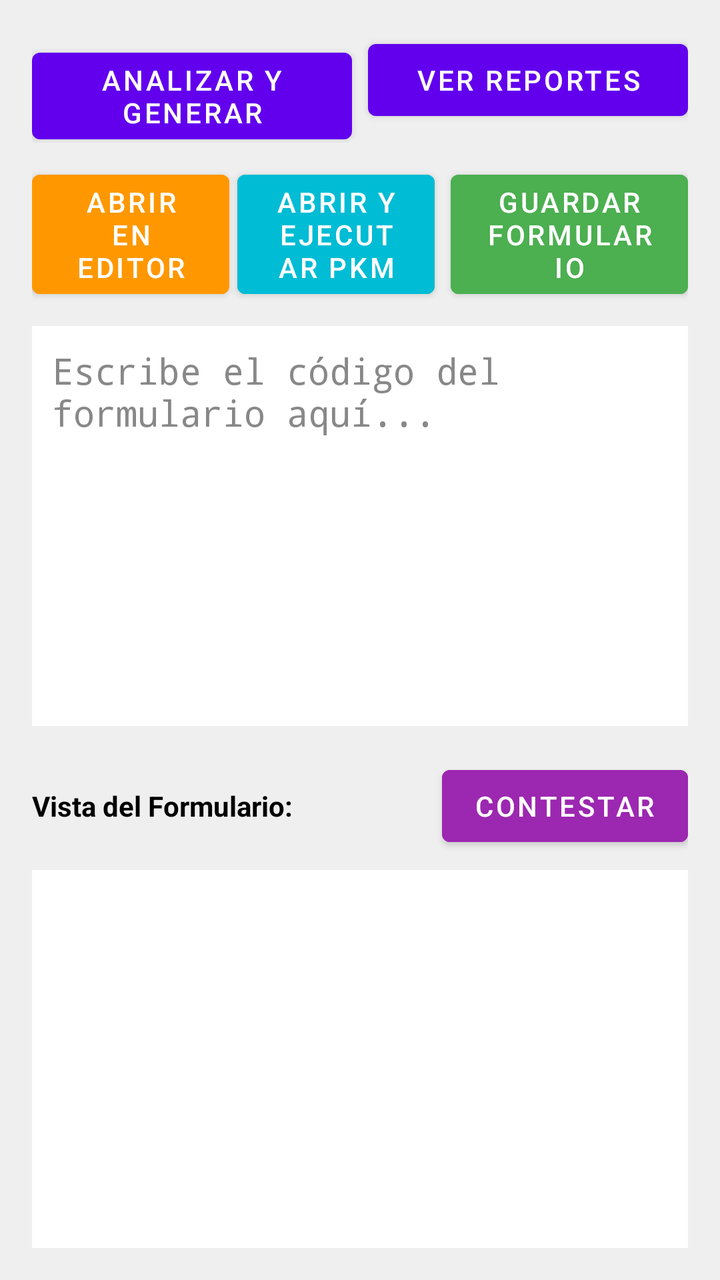
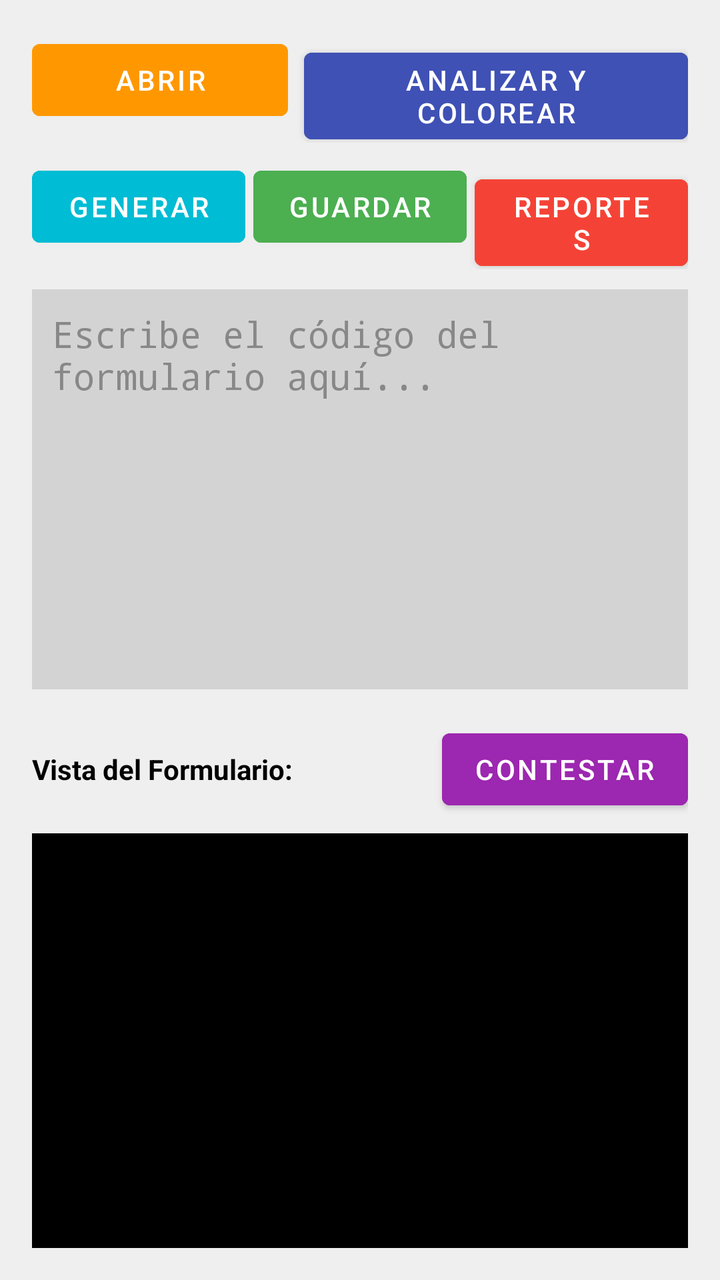

Compare the two renders of this Android layout. The source of the first and the diff that turns it into the second are given below.
<!-- AndroidManifest.xml: application theme Theme.CompiladoresApp -->
<!-- res/layout/activity_main.xml -->
<?xml version="1.0" encoding="utf-8"?>
<LinearLayout xmlns:android="http://schemas.android.com/apk/res/android"
    android:layout_width="match_parent"
    android:layout_height="match_parent"
    android:orientation="vertical"
    android:padding="16dp"
    android:fitsSystemWindows="true"          android:background="#EFEFEF">

    <LinearLayout
        android:layout_width="match_parent"
        android:layout_height="wrap_content"
        android:orientation="horizontal"
        android:layout_marginBottom="10dp">

        <Button
            android:id="@+id/btnAnalizar"
            android:layout_width="0dp"
            android:layout_height="wrap_content"
            android:layout_weight="1"
            android:text="Analizar y Generar"
            android:layout_marginEnd="8dp"/>

        <Button
            android:id="@+id/btnReportes"
            android:layout_width="0dp"
            android:layout_height="wrap_content"
            android:layout_weight="1"
            android:text="Ver Reportes" />
    </LinearLayout>

    <LinearLayout
        android:layout_width="match_parent"
        android:layout_height="wrap_content"
        android:orientation="horizontal"
        android:layout_marginBottom="10dp">

        <Button
            android:id="@+id/btnAbrirEnEditor"
            android:layout_width="0dp"
            android:layout_height="wrap_content"
            android:layout_weight="1"
            android:text="Abrir en Editor"
            android:backgroundTint="#FF9800"
            android:layout_marginEnd="4dp"/>

        <Button
            android:id="@+id/btnAbrirYGenerarPKM"
            android:layout_width="0dp"
            android:layout_height="wrap_content"
            android:layout_weight="1"
            android:text="Abrir y Ejecutar PKM"
            android:backgroundTint="#00BCD4"
            android:layout_marginEnd="8dp"/>

        <Button
            android:id="@+id/btnGuardar"
            android:layout_width="0dp"
            android:layout_height="wrap_content"
            android:layout_weight="1.2"
            android:text="Guardar Formulario"
            android:backgroundTint="#4CAF50"/>
    </LinearLayout>

    <EditText
        android:id="@+id/editorCodigo"
        android:layout_width="match_parent"
        android:layout_height="200dp"
        android:background="#FFFFFF"
        android:textColor="#000000"           android:textColorHint="#888888"       android:gravity="top|start"
        android:hint="Escribe el código del formulario aquí..."
        android:importantForAutofill="no"
        android:inputType="textMultiLine|textNoSuggestions"
        android:padding="10dp"
        android:fontFamily="monospace"
        android:scrollbars="vertical" />

    <LinearLayout
        android:layout_width="match_parent"
        android:layout_height="wrap_content"
        android:orientation="horizontal"
        android:gravity="center_vertical"
        android:layout_marginTop="16dp"
        android:layout_marginBottom="8dp">

        <TextView
            android:layout_width="0dp"
            android:layout_height="wrap_content"
            android:layout_weight="1"
            android:text="Vista del Formulario:"
            android:textStyle="bold"
            android:textColor="#000000" />

        <Button
            android:id="@+id/btnContestar"
            android:layout_width="wrap_content"
            android:layout_height="wrap_content"
            android:text="Contestar"
            android:backgroundTint="#9C27B0"
            android:textColor="#FFFFFF"/>
    </LinearLayout>

    <ScrollView
        android:layout_width="match_parent"
        android:layout_height="match_parent"
        android:contentDescription="Contenedor de la vista previa"
        android:background="#FFFFFF">

        <LinearLayout
            android:id="@+id/contenedorFormulario"
            android:layout_width="match_parent"
            android:layout_height="wrap_content"
            android:orientation="vertical"
            android:padding="10dp">
        </LinearLayout>

    </ScrollView>

</LinearLayout>
<!-- resources referenced by this layout -->
<resources>
  <style name="Theme.CompiladoresApp" parent="Theme.MaterialComponents.DayNight.DarkActionBar">
          
          <item name="colorPrimary">@color/purple_500</item>
          <item name="colorPrimaryVariant">@color/purple_700</item>
          <item name="colorOnPrimary">@color/white</item>
          
          <item name="colorSecondary">@color/teal_200</item>
          <item name="colorSecondaryVariant">@color/teal_700</item>
          <item name="colorOnSecondary">@color/black</item>
          
          <item name="android:statusBarColor">?attr/colorPrimaryVariant</item>
          
      </style>
  <color name="purple_500">#FF6200EE</color>
  <color name="purple_700">#FF3700B3</color>
  <color name="white">#FFFFFFFF</color>
  <color name="teal_200">#FF03DAC5</color>
  <color name="teal_700">#FF018786</color>
  <color name="black">#FF000000</color>
</resources>

<!-- the commit's change to res/layout/activity_main.xml (unified diff, before → after) -->
@@ -10,22 +10,24 @@
         android:layout_width="match_parent"
         android:layout_height="wrap_content"
         android:orientation="horizontal"
-        android:layout_marginBottom="10dp">
+        android:layout_marginBottom="8dp">
 
         <Button
-            android:id="@+id/btnAnalizar"
+            android:id="@+id/btnAbrir"
             android:layout_width="0dp"
             android:layout_height="wrap_content"
             android:layout_weight="1"
-            android:text="Analizar y Generar"
+            android:text="Abrir"
+            android:backgroundTint="#FF9800"
             android:layout_marginEnd="8dp"/>
 
         <Button
-            android:id="@+id/btnReportes"
+            android:id="@+id/btnAnalizarColorear"
             android:layout_width="0dp"
             android:layout_height="wrap_content"
-            android:layout_weight="1"
-            android:text="Ver Reportes" />
+            android:layout_weight="1.5"
+            android:text="Analizar y Colorear"
+            android:backgroundTint="#3F51B5"/>
     </LinearLayout>
 
     <LinearLayout
@@ -35,38 +37,38 @@
         android:layout_marginBottom="10dp">
 
         <Button
-            android:id="@+id/btnAbrirEnEditor"
+            android:id="@+id/btnGenerar"
             android:layout_width="0dp"
             android:layout_height="wrap_content"
             android:layout_weight="1"
-            android:text="Abrir en Editor"
-            android:backgroundTint="#FF9800"
+            android:text="Generar"
+            android:backgroundTint="#00BCD4"
             android:layout_marginEnd="4dp"/>
-
-        <Button
-            android:id="@+id/btnAbrirYGenerarPKM"
-            android:layout_width="0dp"
-            android:layout_height="wrap_content"
-            android:layout_weight="1"
-            android:text="Abrir y Ejecutar PKM"
-            android:backgroundTint="#00BCD4"
-            android:layout_marginEnd="8dp"/>
 
         <Button
             android:id="@+id/btnGuardar"
             android:layout_width="0dp"
             android:layout_height="wrap_content"
-            android:layout_weight="1.2"
-            android:text="Guardar Formulario"
-            android:backgroundTint="#4CAF50"/>
-    </LinearLayout>
+            android:layout_weight="1"
+            android:text="Guardar"
+            android:backgroundTint="#4CAF50"
+            android:layout_marginEnd="4dp"/>
+
+        <Button
+            android:id="@+id/btnReportes"
+            android:layout_width="0dp"
+            android:layout_height="wrap_content"
+            android:layout_weight="1"
+            android:text="Reportes"
+            android:backgroundTint="#F44336"/> </LinearLayout>
+
 
     <EditText
         android:id="@+id/editorCodigo"
         android:layout_width="match_parent"
         android:layout_height="200dp"
-        android:background="#FFFFFF"
-        android:textColor="#000000"           android:textColorHint="#888888"       android:gravity="top|start"
+        android:background="#D3D3D3"
+        android:textColor="#FFFFFF"           android:textColorHint="#888888"       android:gravity="top|start"
         android:hint="Escribe el código del formulario aquí..."
         android:importantForAutofill="no"
         android:inputType="textMultiLine|textNoSuggestions"
@@ -103,7 +105,7 @@
         android:layout_width="match_parent"
         android:layout_height="match_parent"
         android:contentDescription="Contenedor de la vista previa"
-        android:background="#FFFFFF">
+        android:background="#000">
 
         <LinearLayout
             android:id="@+id/contenedorFormulario"
